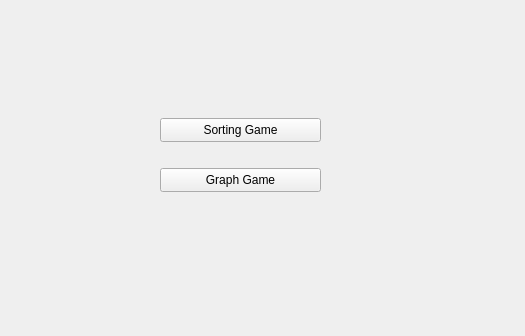
Before: the Qt Designer form AlgoWiz/mainwindow.ui in gbeck139/AlgoWiz, drawn with Qt 5; both pictures show x 750 to 1275 and y 502 to 838 of the 1275 by 838 pixel window.
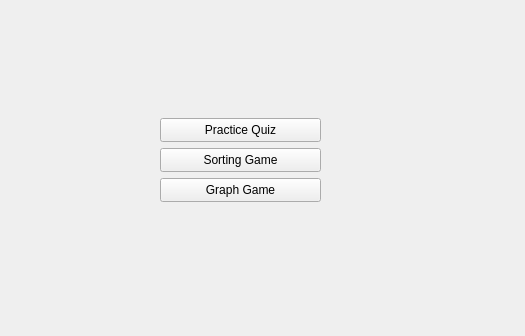
After: the same form once the commit is applied.

Commit message: finish the quiz part

```diff
--- a/AlgoWiz/mainwindow.ui
+++ b/AlgoWiz/mainwindow.ui
@@ -183,7 +183,7 @@
     <property name="geometry">
      <rect>
       <x>910</x>
-      <y>620</y>
+      <y>650</y>
       <width>161</width>
       <height>24</height>
      </rect>
@@ -196,7 +196,7 @@
     <property name="geometry">
      <rect>
       <x>910</x>
-      <y>670</y>
+      <y>680</y>
       <width>161</width>
       <height>24</height>
      </rect>
@@ -218,6 +218,19 @@
      <string>TextLabel</string>
     </property>
    </widget>
+   <widget class="QPushButton" name="practiceQuizWindowButton">
+    <property name="geometry">
+     <rect>
+      <x>910</x>
+      <y>620</y>
+      <width>161</width>
+      <height>24</height>
+     </rect>
+    </property>
+    <property name="text">
+     <string>Practice Quiz</string>
+    </property>
+   </widget>
   </widget>
  </widget>
  <resources/>
```
The commit also changes 5 other files.
